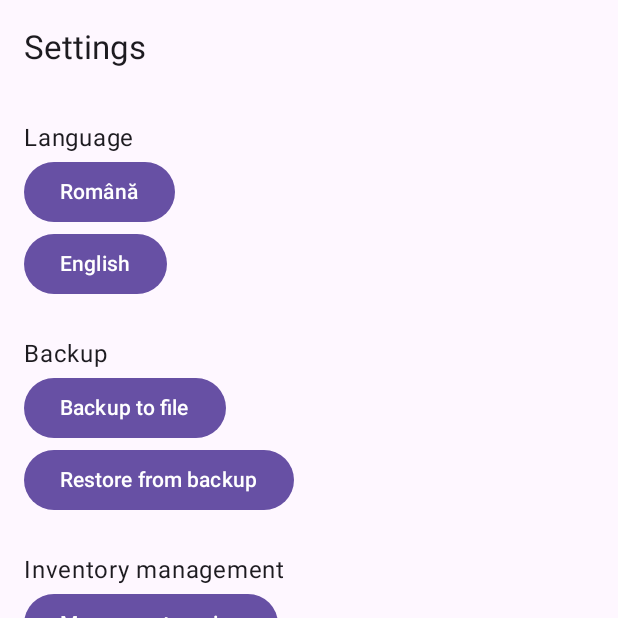
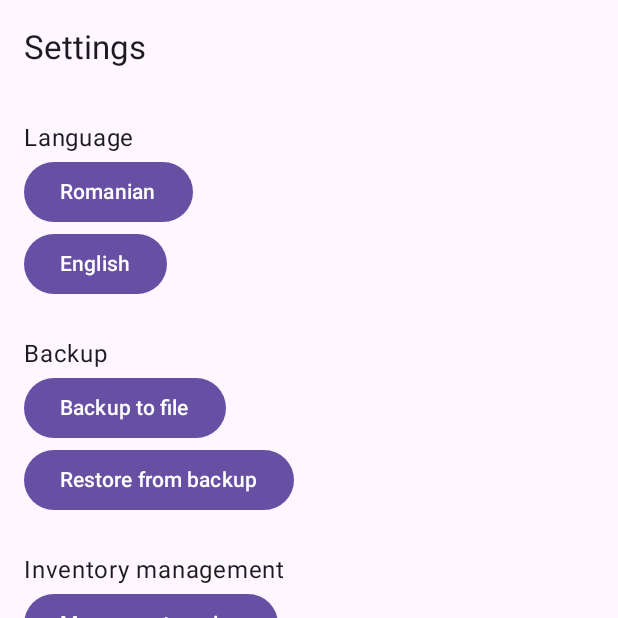
Before and after one commit to Andr3yup-ro/FurnitureWorkshopApp, an Android app built with Jetpack Compose: the screen it shows after launch (MainActivity), item 5 of the bottom bar chosen, on a phone screen of 412 x 824 dp, the top half of it. Run offline under Robolectric (Android 15) with nearby library versions, the phone set to English and light mode, and no system bars; our stand-ins replace Dagger/Hilt's generated code, Room's generated code.

Commit message:
fix: enable back navigation from management screens and localize navigation/settings labels; remove duplicate settings route [Droid-assisted]

```diff
--- a/app/src/main/java/com/predandrei/atelier/navigation/RootNav.kt
+++ b/app/src/main/java/com/predandrei/atelier/navigation/RootNav.kt
@@ -14,6 +14,7 @@ import androidx.compose.material3.FloatingActionButton
 import androidx.compose.material3.Scaffold
 import androidx.compose.material3.Text
 import androidx.compose.material3.TopAppBar
+import androidx.compose.material.icons.rounded.ArrowBack
 import androidx.compose.runtime.Composable
 import androidx.compose.runtime.getValue
 import androidx.compose.ui.Modifier
@@ -44,19 +45,21 @@ import com.predandrei.atelier.ui.screens.SupplierEditScreen
 import androidx.compose.material.icons.rounded.Add
 import androidx.compose.ui.platform.LocalContext
 import android.widget.Toast
+import androidx.compose.ui.res.stringResource
+import com.predandrei.atelier.R
 
 private data class Destination(
     val route: String,
-    val label: String,
+    val labelRes: Int,
     val icon: androidx.compose.ui.graphics.vector.ImageVector
 )
 
 private val bottomDestinations = listOf(
-    Destination("dashboard", "Dashboard", Icons.Rounded.Dashboard),
-    Destination("projects", "Projects", Icons.Rounded.Work),
-    Destination("inventory", "Inventory", Icons.Rounded.Inventory2),
-    Destination("clients", "Clients", Icons.Rounded.Person),
-    Destination("settings", "Settings", Icons.Rounded.Settings),
+    Destination("dashboard", R.string.nav_dashboard, Icons.Rounded.Dashboard),
+    Destination("projects", R.string.nav_projects, Icons.Rounded.Work),
+    Destination("inventory", R.string.nav_inventory, Icons.Rounded.Inventory2),
+    Destination("clients", R.string.nav_clients, Icons.Rounded.Person),
+    Destination("settings", R.string.nav_settings, Icons.Rounded.Settings),
 )
 
 @OptIn(ExperimentalMaterial3Api::class)
@@ -67,8 +70,23 @@ fun RootNav() {
     val currentDestination = backStackEntry?.destination
     val currentRoute = currentDestination?.route ?: bottomDestinations.first().route
 
+    val isBottom = bottomDestinations.any { it.route == currentRoute }
     Scaffold(
-        topBar = { TopAppBar(title = { Text(currentRoute.replaceFirstChar { it.uppercase() }) }) },
+        topBar = { TopAppBar(
+            title = {
+                val titleRes = bottomDestinations.firstOrNull { it.route == currentRoute }?.labelRes
+                if (titleRes != null) Text(stringResource(titleRes)) else Text(currentRoute.replaceFirstChar { it.uppercase() })
+            },
+            navigationIcon = {
+                if (!isBottom) {
+                    Icon(
+                        imageVector = Icons.Rounded.ArrowBack,
+                        contentDescription = "Back",
+                        modifier = Modifier.clickable { navController.navigateUp() }
+                    )
+                }
+            }
+        ) },
         bottomBar = {
             NavigationBar {
                 bottomDestinations.forEach { dest ->
@@ -82,8 +100,8 @@ fun RootNav() {
                                 restoreState = true
                             }
                         },
-                        icon = { Icon(dest.icon, contentDescription = dest.label) },
-                        label = { Text(dest.label) }
+                        icon = { Icon(dest.icon, contentDescription = stringResource(dest.labelRes)) },
+                        label = { Text(stringResource(dest.labelRes)) }
                     )
                 }
             }
@@ -132,10 +150,6 @@ fun RootNav() {
                     navController.navigate("inventory_edit" + (id?.let { "/$it" } ?: ""))
                 })
             }
-            composable("settings") { SettingsScreen(
-                onOpenCategories = { navController.navigate("categories") },
-                onOpenSuppliers = { navController.navigate("suppliers") }
-            ) }
             composable("finance") { FinanceScreen(modifier = Modifier.fillMaxSize()) }
             composable("project_payments/{projectId}") { backStack ->
                 val id = backStack.arguments?.getString("projectId")?.toLongOrNull() ?: 0L
--- a/app/src/main/java/com/predandrei/atelier/ui/screens/SettingsScreen.kt
+++ b/app/src/main/java/com/predandrei/atelier/ui/screens/SettingsScreen.kt
@@ -14,6 +14,8 @@ import androidx.hilt.navigation.compose.hiltViewModel
 import com.predandrei.atelier.ui.viewmodel.LanguageViewModel
 import com.predandrei.atelier.ui.viewmodel.BackupViewModel
 import androidx.compose.runtime.collectAsState
+import androidx.compose.ui.res.stringResource
+import com.predandrei.atelier.R
 
 @Composable
 fun SettingsScreen(
@@ -23,20 +25,20 @@ fun SettingsScreen(
     onOpenSuppliers: () -> Unit = {}
 ) {
     Column(Modifier.fillMaxSize().padding(16.dp)) {
-        Text("Language")
-        Button(onClick = { vm.setLanguage("ro") }) { Text("Română") }
-        Button(onClick = { vm.setLanguage(null) }) { Text("English") }
+        Text(stringResource(R.string.language))
+        Button(onClick = { vm.setLanguage("ro") }) { Text(stringResource(R.string.romanian)) }
+        Button(onClick = { vm.setLanguage(null) }) { Text(stringResource(R.string.english)) }
 
         Spacer(Modifier.height(24.dp))
-        Text("Backup")
-        Button(onClick = { backupVm.backup() }) { Text("Backup to file") }
-        Button(onClick = { backupVm.restore() }) { Text("Restore from backup") }
+        Text(stringResource(R.string.backup))
+        Button(onClick = { backupVm.backup() }) { Text(stringResource(R.string.backup_to_file)) }
+        Button(onClick = { backupVm.restore() }) { Text(stringResource(R.string.restore_from_backup)) }
         val status = backupVm.status.collectAsState().value
         status?.let { Text(it) }
 
         Spacer(Modifier.height(24.dp))
-        Text("Inventory management")
-        Button(onClick = onOpenCategories) { Text("Manage categories") }
-        Button(onClick = onOpenSuppliers) { Text("Manage suppliers") }
+        Text(stringResource(R.string.inventory_management))
+        Button(onClick = onOpenCategories) { Text(stringResource(R.string.manage_categories)) }
+        Button(onClick = onOpenSuppliers) { Text(stringResource(R.string.manage_suppliers)) }
     }
 }
--- a/app/src/main/res/values/strings.xml
+++ b/app/src/main/res/values/strings.xml
@@ -16,6 +16,12 @@
     <string name="english">English</string>
     <string name="romanian">Romanian</string>
     <string name="toggle_language">Switch Language</string>
+    <string name="backup">Backup</string>
+    <string name="backup_to_file">Backup to file</string>
+    <string name="restore_from_backup">Restore from backup</string>
+    <string name="inventory_management">Inventory management</string>
+    <string name="manage_categories">Manage categories</string>
+    <string name="manage_suppliers">Manage suppliers</string>
 
     <!-- Dashboard -->
     <string name="overview">Overview</string>
```
Also changed, not shown: 1 other file.
